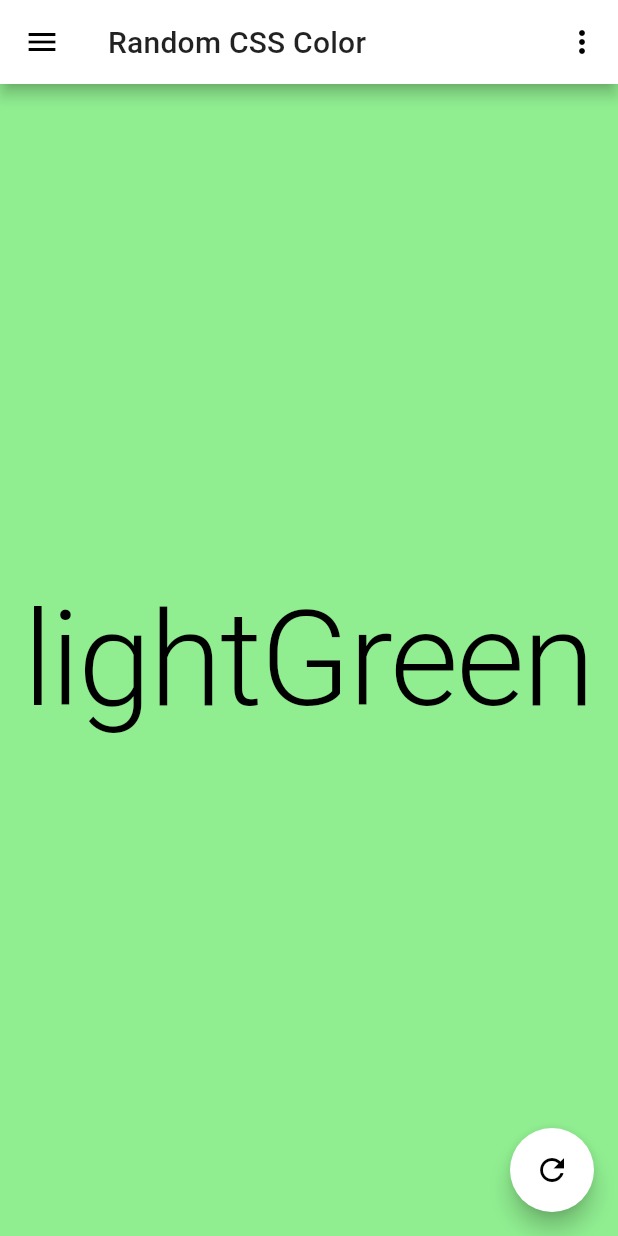
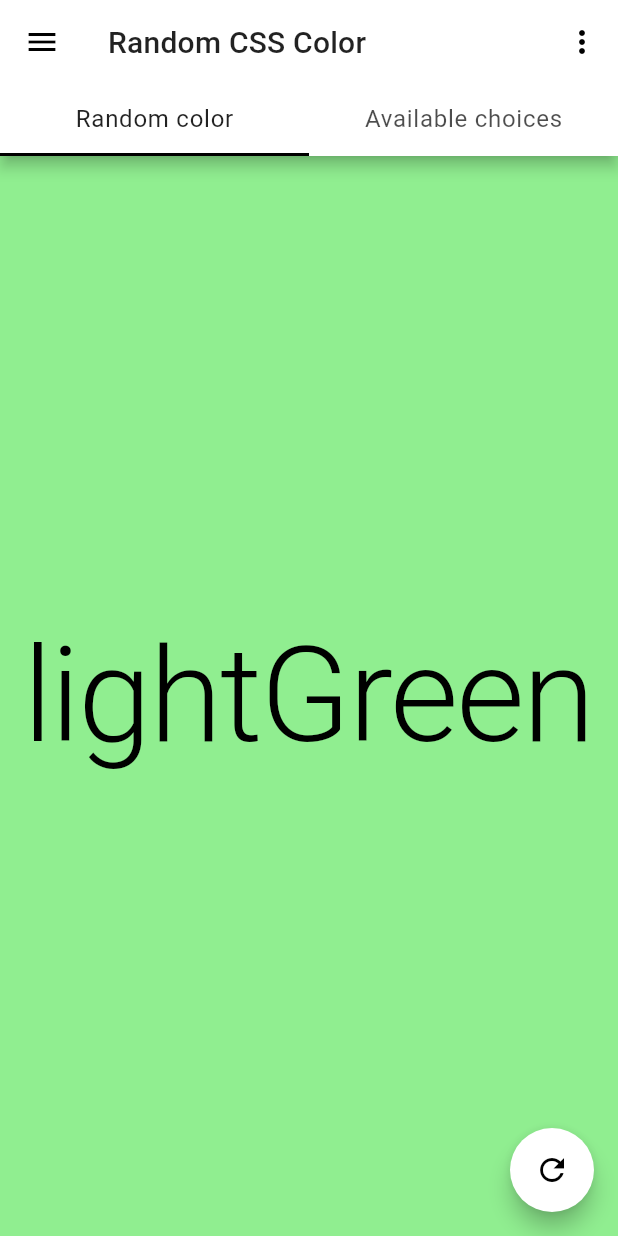
Before and after one commit to appliberated/RandomColorGenerator, a Flutter app: the screen it shows after launch, on a phone screen of 412 x 824 dp. Run offline on Flutter 3.47's test engine with Material 2 defaults, Android fonts, the phone set to English and light mode, and no system bars.

Commit message:
Add tab bar with available choices

```diff
--- a/lib/screens/home.dart
+++ b/lib/screens/home.dart
@@ -111,20 +111,22 @@ class _HomeScreenState extends State<HomeScreen> {
 
   @override
   Widget build(BuildContext context) {
-    return Scaffold(
+//    final bool hasList = _randomColorGenerator is RandomListColor;
+    final bool hasList = true;
+
+    final Scaffold scaffold = Scaffold(
       key: _scaffoldKey,
-      appBar: _buildAppBar(),
+      appBar: _buildAppBar(hasList),
       drawer: _buildDrawer(),
-      body: ColorDisplay(
-        color: _randomColorGenerator.color,
-        colorName: _randomColorGenerator.colorName,
-      ),
+      body: _buildBody(hasList),
       floatingActionButton: _buildFAB(),
     );
+
+    return hasList ? DefaultTabController(length: 2, child: scaffold) : scaffold;
   }
 
   /// Builds the app bar with the popup menu items.
-  PreferredSizeWidget _buildAppBar() {
+  PreferredSizeWidget _buildAppBar(bool hasList) {
     return AppBar(
 //      title: Text(_randomColorGenerator.runtimeType.toString()),
       title: Text(_randomColorGenerator.title),
@@ -134,6 +136,15 @@ class _HomeScreenState extends State<HomeScreen> {
           itemBuilder: _buildMenuItems,
         ),
       ],
+      bottom: hasList
+          ? TabBar(
+        indicatorColor: Colors.black,
+              tabs: [
+                Tab(text: 'Random color',),
+                Tab(text: 'Available choices',),
+              ],
+            )
+          : null,
     );
   }
 
@@ -159,6 +170,15 @@ class _HomeScreenState extends State<HomeScreen> {
     );
   }
 
+  Widget _buildBody(bool hasList) {
+    final ColorDisplay colorDisplay = ColorDisplay(
+      color: _randomColorGenerator.color,
+      colorName: _randomColorGenerator.colorName,
+    );
+
+    return hasList ? TabBarView(children: [colorDisplay, Container()]) : colorDisplay;
+  }
+
   /// Builds the two main floating action buttons for increment and decrement.
   Widget _buildFAB() {
     return FloatingActionButton(
```
